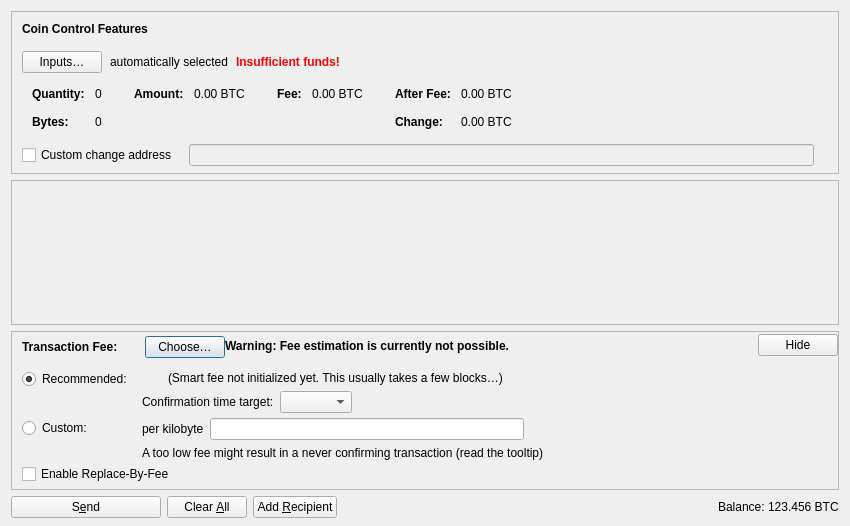
The window that src/qt/forms/sendcoinsdialog.ui (bitkini/bitkini) describes before a commit, drawn with Qt 5.
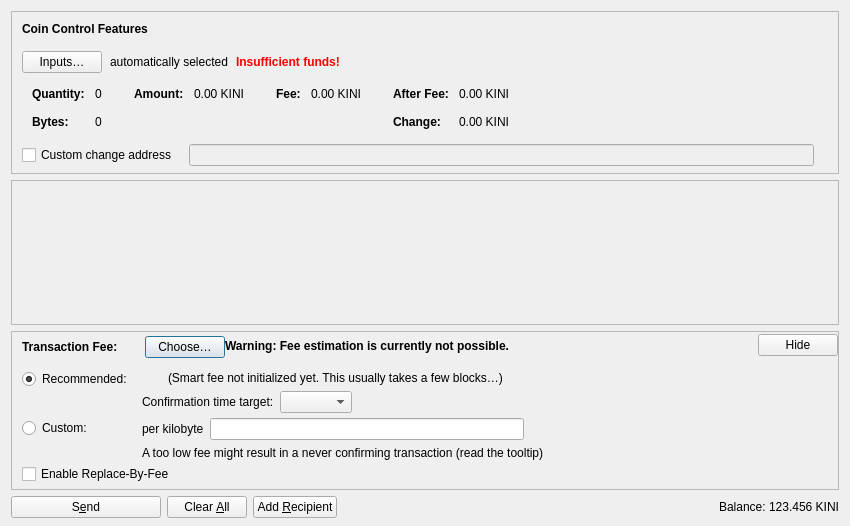
The same window after the commit. Icons and pictures are not drawn. Custom widgets are drawn as their Qt base class.

The edit to the form file:
```diff
--- a/src/qt/forms/sendcoinsdialog.ui
+++ b/src/qt/forms/sendcoinsdialog.ui
@@ -327,7 +327,7 @@
                   <enum>Qt::ActionsContextMenu</enum>
                  </property>
                  <property name="text">
-                  <string notr="true">0.00 BTC</string>
+                  <string notr="true">0.00 KINI</string>
                  </property>
                  <property name="textInteractionFlags">
                   <set>Qt::LinksAccessibleByMouse|Qt::TextSelectableByKeyboard|Qt::TextSelectableByMouse</set>
@@ -378,7 +378,7 @@
                   <enum>Qt::ActionsContextMenu</enum>
                  </property>
                  <property name="text">
-                  <string notr="true">0.00 BTC</string>
+                  <string notr="true">0.00 KINI</string>
                  </property>
                  <property name="textInteractionFlags">
                   <set>Qt::LinksAccessibleByMouse|Qt::TextSelectableByKeyboard|Qt::TextSelectableByMouse</set>
@@ -432,7 +432,7 @@
                   <enum>Qt::ActionsContextMenu</enum>
                  </property>
                  <property name="text">
-                  <string notr="true">0.00 BTC</string>
+                  <string notr="true">0.00 KINI</string>
                  </property>
                  <property name="textInteractionFlags">
                   <set>Qt::LinksAccessibleByMouse|Qt::TextSelectableByKeyboard|Qt::TextSelectableByMouse</set>
@@ -461,7 +461,7 @@
                   <enum>Qt::ActionsContextMenu</enum>
                  </property>
                  <property name="text">
-                  <string notr="true">0.00 BTC</string>
+                  <string notr="true">0.00 KINI</string>
                  </property>
                  <property name="textInteractionFlags">
                   <set>Qt::LinksAccessibleByMouse|Qt::TextSelectableByKeyboard|Qt::TextSelectableByMouse</set>
@@ -1191,7 +1191,7 @@
           <cursorShape>IBeamCursor</cursorShape>
          </property>
          <property name="text">
-          <string notr="true">123.456 BTC</string>
+          <string notr="true">123.456 KINI</string>
          </property>
          <property name="textInteractionFlags">
           <set>Qt::LinksAccessibleByMouse|Qt::TextSelectableByKeyboard|Qt::TextSelectableByMouse</set>
```
Left out of the diff: 2 changed lines with no effect on the pictures.
